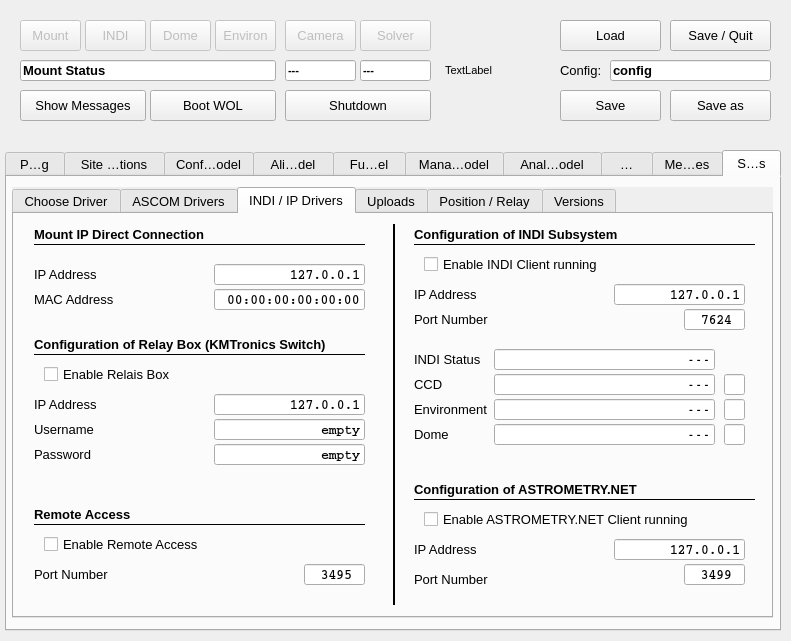
Old version of the form mountwizzard/gui/wizzard_main_ui.ui in the repository sayitfast/MountWizzard3.
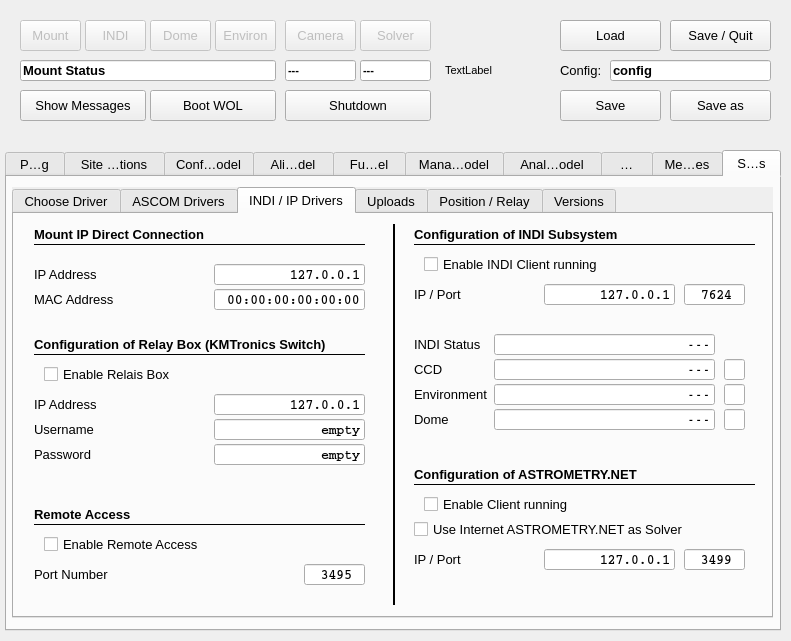
New version of the form. The open tabs and pages were chosen to show the change.

```diff
--- a/mountwizzard/gui/wizzard_main_ui.ui
+++ b/mountwizzard/gui/wizzard_main_ui.ui
@@ -10939,7 +10939,7 @@
        <property name="geometry">
         <rect>
          <x>480</x>
-         <y>135</y>
+         <y>120</y>
          <width>221</width>
          <height>21</height>
         </rect>
@@ -10981,7 +10981,7 @@
        <property name="geometry">
         <rect>
          <x>400</x>
-         <y>135</y>
+         <y>120</y>
          <width>71</width>
          <height>21</height>
         </rect>
@@ -10999,7 +10999,7 @@
        <property name="geometry">
         <rect>
          <x>400</x>
-         <y>160</y>
+         <y>145</y>
          <width>71</width>
          <height>21</height>
         </rect>
@@ -11017,7 +11017,7 @@
        <property name="geometry">
         <rect>
          <x>480</x>
-         <y>185</y>
+         <y>170</y>
          <width>221</width>
          <height>21</height>
         </rect>
@@ -11083,7 +11083,7 @@
        <property name="geometry">
         <rect>
          <x>670</x>
-         <y>95</y>
+         <y>70</y>
          <width>61</width>
          <height>21</height>
         </rect>
@@ -11127,7 +11127,7 @@
       <widget class="QLineEdit" name="le_INDIServerIP">
        <property name="geometry">
         <rect>
-         <x>600</x>
+         <x>530</x>
          <y>70</y>
          <width>131</width>
          <height>21</height>
@@ -11170,7 +11170,7 @@
        <property name="geometry">
         <rect>
          <x>400</x>
-         <y>185</y>
+         <y>170</y>
          <width>81</width>
          <height>21</height>
         </rect>
@@ -11208,7 +11208,7 @@
        <property name="geometry">
         <rect>
          <x>480</x>
-         <y>160</y>
+         <y>145</y>
          <width>221</width>
          <height>21</height>
         </rect>
@@ -11267,24 +11267,6 @@
         <enum>Qt::Horizontal</enum>
        </property>
       </widget>
-      <widget class="QLabel" name="label_mountIP_6">
-       <property name="geometry">
-        <rect>
-         <x>400</x>
-         <y>95</y>
-         <width>161</width>
-         <height>21</height>
-        </rect>
-       </property>
-       <property name="font">
-        <font>
-         <pointsize>10</pointsize>
-        </font>
-       </property>
-       <property name="text">
-        <string>Port Number</string>
-       </property>
-      </widget>
       <widget class="QLabel" name="label_mountIP_3">
        <property name="geometry">
         <rect>
@@ -11300,7 +11282,7 @@
         </font>
        </property>
        <property name="text">
-        <string>IP Address</string>
+        <string>IP / Port</string>
        </property>
       </widget>
       <widget class="QCheckBox" name="checkEnableRelay">
@@ -11331,7 +11313,7 @@
        <property name="geometry">
         <rect>
          <x>710</x>
-         <y>160</y>
+         <y>145</y>
          <width>21</width>
          <height>21</height>
         </rect>
@@ -11373,7 +11355,7 @@
        <property name="geometry">
         <rect>
          <x>710</x>
-         <y>185</y>
+         <y>170</y>
          <width>21</width>
          <height>21</height>
         </rect>
@@ -11415,7 +11397,7 @@
        <property name="geometry">
         <rect>
          <x>400</x>
-         <y>210</y>
+         <y>195</y>
          <width>71</width>
          <height>21</height>
         </rect>
@@ -11433,7 +11415,7 @@
        <property name="geometry">
         <rect>
          <x>480</x>
-         <y>210</y>
+         <y>195</y>
          <width>221</width>
          <height>21</height>
         </rect>
@@ -11475,7 +11457,7 @@
        <property name="geometry">
         <rect>
          <x>710</x>
-         <y>210</y>
+         <y>195</y>
          <width>21</width>
          <height>21</height>
         </rect>
@@ -11513,29 +11495,11 @@
         <bool>false</bool>
        </property>
       </widget>
-      <widget class="QLabel" name="label_mountIP_7">
-       <property name="geometry">
-        <rect>
-         <x>400</x>
-         <y>355</y>
-         <width>161</width>
-         <height>21</height>
-        </rect>
-       </property>
-       <property name="font">
-        <font>
-         <pointsize>10</pointsize>
-        </font>
-       </property>
-       <property name="text">
-        <string>Port Number</string>
-       </property>
-      </widget>
       <widget class="QCheckBox" name="checkEnableAstrometry">
        <property name="geometry">
         <rect>
          <x>410</x>
-         <y>295</y>
+         <y>280</y>
          <width>271</width>
          <height>21</height>
         </rect>
@@ -11549,7 +11513,7 @@
         <string>&lt;html&gt;&lt;head/&gt;&lt;body&gt;&lt;p&gt;Enable / disable the INDI subsystem.&lt;/p&gt;&lt;/body&gt;&lt;/html&gt;</string>
        </property>
        <property name="text">
-        <string>Enable ASTROMETRY.NET Client running</string>
+        <string>Enable Client running</string>
        </property>
        <property name="checked">
         <bool>false</bool>
@@ -11559,7 +11523,7 @@
        <property name="geometry">
         <rect>
          <x>670</x>
-         <y>350</y>
+         <y>335</y>
          <width>61</width>
          <height>21</height>
         </rect>
@@ -11604,7 +11568,7 @@
        <property name="geometry">
         <rect>
          <x>400</x>
-         <y>265</y>
+         <y>250</y>
          <width>241</width>
          <height>21</height>
         </rect>
@@ -11624,7 +11588,7 @@
        <property name="geometry">
         <rect>
          <x>400</x>
-         <y>285</y>
+         <y>270</y>
          <width>341</width>
          <height>1</height>
         </rect>
@@ -11645,7 +11609,7 @@
        <property name="geometry">
         <rect>
          <x>400</x>
-         <y>325</y>
+         <y>335</y>
          <width>161</width>
          <height>21</height>
         </rect>
@@ -11656,14 +11620,14 @@
         </font>
        </property>
        <property name="text">
-        <string>IP Address</string>
+        <string>IP / Port</string>
        </property>
       </widget>
       <widget class="QLineEdit" name="le_AstrometryServerIP">
        <property name="geometry">
         <rect>
-         <x>600</x>
-         <y>325</y>
+         <x>530</x>
+         <y>335</y>
          <width>131</width>
          <height>21</height>
         </rect>
@@ -11701,6 +11665,30 @@
         <bool>false</bool>
        </property>
       </widget>
+      <widget class="QCheckBox" name="checkEnableAstrometryNET">
+       <property name="geometry">
+        <rect>
+         <x>400</x>
+         <y>305</y>
+         <width>271</width>
+         <height>21</height>
+        </rect>
+       </property>
+       <property name="font">
+        <font>
+         <pointsize>10</pointsize>
+        </font>
+       </property>
+       <property name="toolTip">
+        <string>&lt;html&gt;&lt;head/&gt;&lt;body&gt;&lt;p&gt;Enable / disable the INDI subsystem.&lt;/p&gt;&lt;/body&gt;&lt;/html&gt;</string>
+       </property>
+       <property name="text">
+        <string>Use Internet ASTROMETRY.NET as Solver</string>
+       </property>
+       <property name="checked">
+        <bool>false</bool>
+       </property>
+      </widget>
      </widget>
      <widget class="QWidget" name="tab_7">
       <attribute name="title">
```
Left out of the diff: 2 changed lines with no effect on the pictures.
